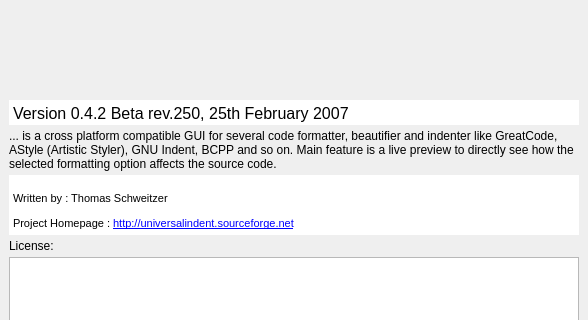
Before: the Qt Designer form src/aboutdialog.ui in danblakemore/universal-indent-gui, drawn with Qt 5; both pictures show x 0 to 588 and y 0 to 320 of the 588 by 499 pixel window.
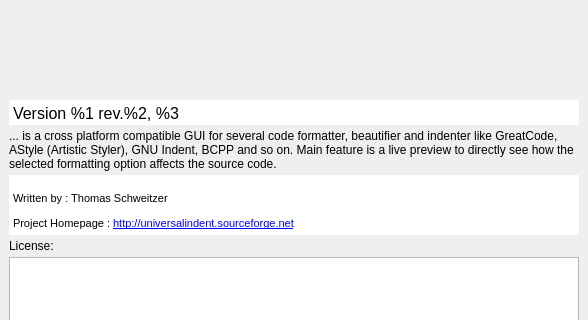
After: the same form once the commit is applied. Icons and pictures are not drawn.

Commit message: [change] Feature Request ID 1669821: The version string is written into the ini file and this way checked whether this version is run for the first time. [change] The version, revision and date string in the about dialog are now set in the about dialog constructor and only defined in the MainWindow constructor. The string in the AboutDialog has now placeholders for these strings and makes the retranslation with each new version unnecessary.

The edit to the form file:
```diff
--- a/src/aboutdialog.ui
+++ b/src/aboutdialog.ui
@@ -101,7 +101,7 @@
       <string>&lt;html>&lt;head>&lt;meta name="qrichtext" content="1" />&lt;style type="text/css">
 p, li { white-space: pre-wrap; }
 &lt;/style>&lt;/head>&lt;body style=" font-family:'MS Shell Dlg 2'; font-size:8.25pt; font-weight:400; font-style:normal; text-decoration:none;">
-&lt;p style=" margin-top:12px; margin-bottom:12px; margin-left:0px; margin-right:0px; -qt-block-indent:0; text-indent:0px; font-size:12pt;">Version 0.4.2 Beta rev.250, 25th February 2007 &lt;/p>&lt;/body>&lt;/html></string>
+&lt;p style=" margin-top:12px; margin-bottom:12px; margin-left:0px; margin-right:0px; -qt-block-indent:0; text-indent:0px; font-size:12pt;">Version %1 rev.%2, %3 &lt;/p>&lt;/body>&lt;/html></string>
      </property>
     </widget>
    </item>
```
The commit also changes 4 other files.
